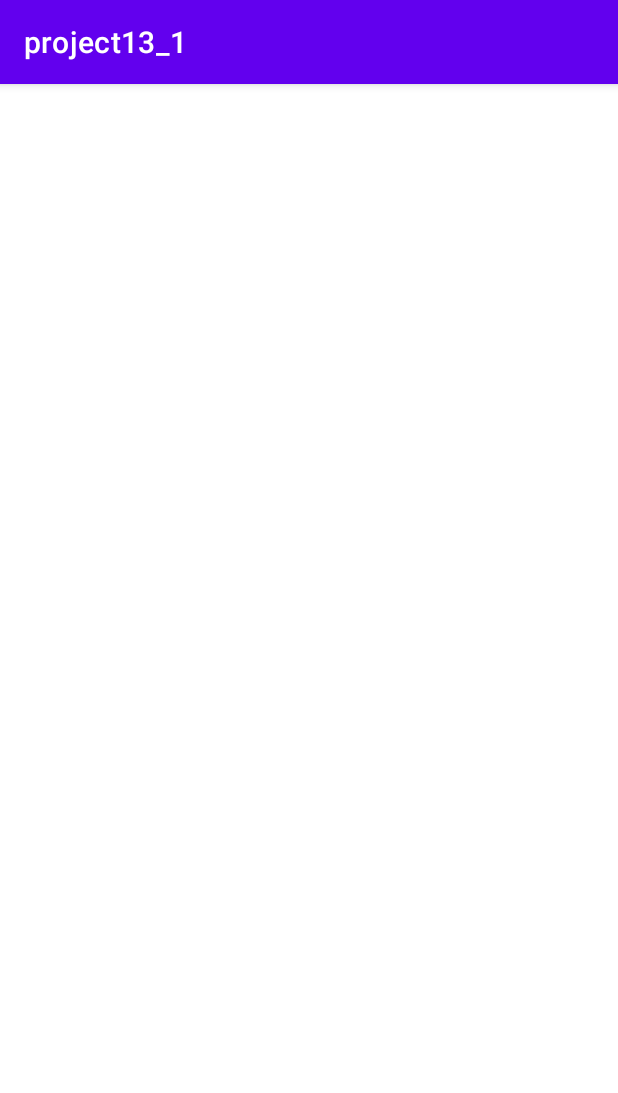
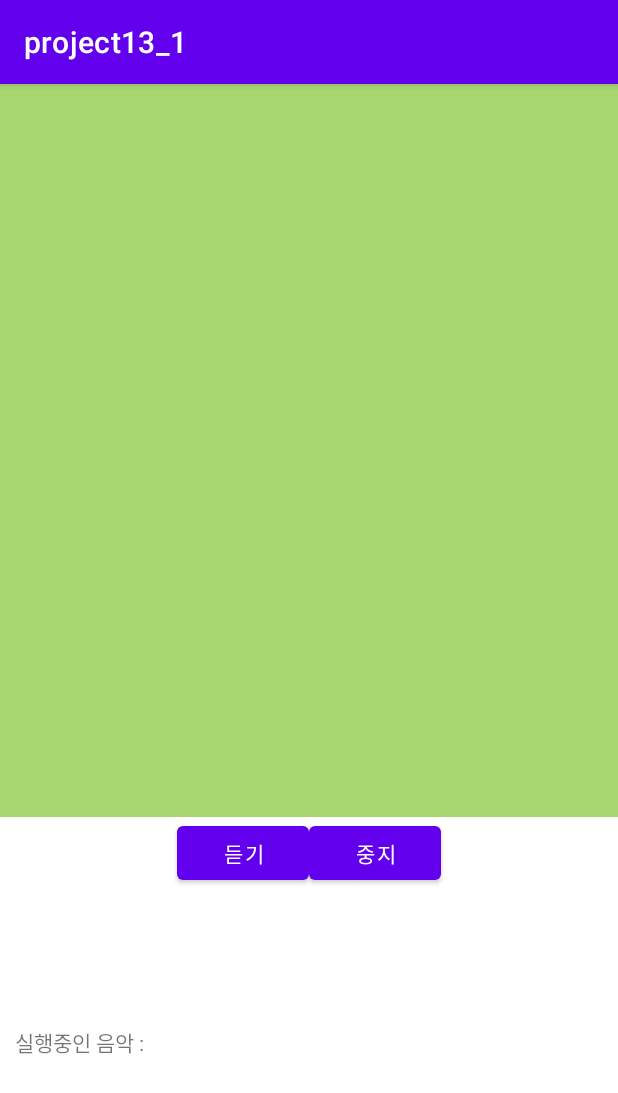
Before and after one commit to Endel04/project13_1, an Android app: the screen it shows after launch (MainActivity), on a phone screen of 412 x 824 dp. Shown: the top 1093 px of the screen. Run offline under Robolectric (Android 15) with nearby library versions, the phone set to English and light mode, and no system bars.

Commit message:
Edit activity_main.xml Commit

```diff
--- a/app/src/main/res/layout/activity_main.xml
+++ b/app/src/main/res/layout/activity_main.xml
@@ -4,5 +4,60 @@
     xmlns:tools="http://schemas.android.com/tools"
     android:layout_width="match_parent"
     android:layout_height="match_parent"
+    android:orientation="vertical"
     tools:context=".MainActivity">
+
+    <LinearLayout
+        android:layout_width="wrap_content"
+        android:layout_height="wrap_content"
+        android:layout_weight="6"
+        android:orientation="vertical">
+
+        <ListView
+            android:id="@+id/list1"
+            android:background="#A7D671"
+            android:layout_width="match_parent"
+            android:layout_height="match_parent"/>
+    </LinearLayout>
+
+    <LinearLayout
+        android:layout_width="match_parent"
+        android:layout_height="wrap_content"
+        android:orientation="horizontal"
+        android:gravity="center_horizontal"
+        android:layout_weight="1">
+
+        <Button
+            android:id="@+id/btn_start"
+            android:layout_width="wrap_content"
+            android:layout_height="wrap_content"
+            android:text="@string/btn_start"/>
+
+        <Button
+            android:id="@+id/btn_stop"
+            android:layout_width="wrap_content"
+            android:layout_height="wrap_content"
+            android:text="@string/btn_stop"/>
+    </LinearLayout>
+
+    <LinearLayout
+        android:padding="10dp"
+        android:layout_width="wrap_content"
+        android:layout_height="wrap_content"
+        android:orientation="horizontal"
+        android:layout_weight="1">
+
+        <TextView
+            android:id="@+id/text_music"
+            android:layout_width="wrap_content"
+            android:layout_height="wrap_content"
+            android:layout_marginRight="10dp"
+            android:text="@string/text_music"/>
+
+        <ProgressBar
+            android:id="@+id/progress"
+            android:layout_width="wrap_content"
+            android:layout_height="wrap_content"
+            android:visibility="invisible"/>
+    </LinearLayout>
 </LinearLayout>
--- a/app/src/main/res/values/strings.xml
+++ b/app/src/main/res/values/strings.xml
@@ -1,3 +1,6 @@
 <resources>
     <string name="app_name">project13_1</string>
+    <string name="btn_start">듣기</string>
+    <string name="btn_stop">중지</string>
+    <string name="text_music">실행중인 음악 : </string>
 </resources>
```
Also changed, not shown: 3 other files.
